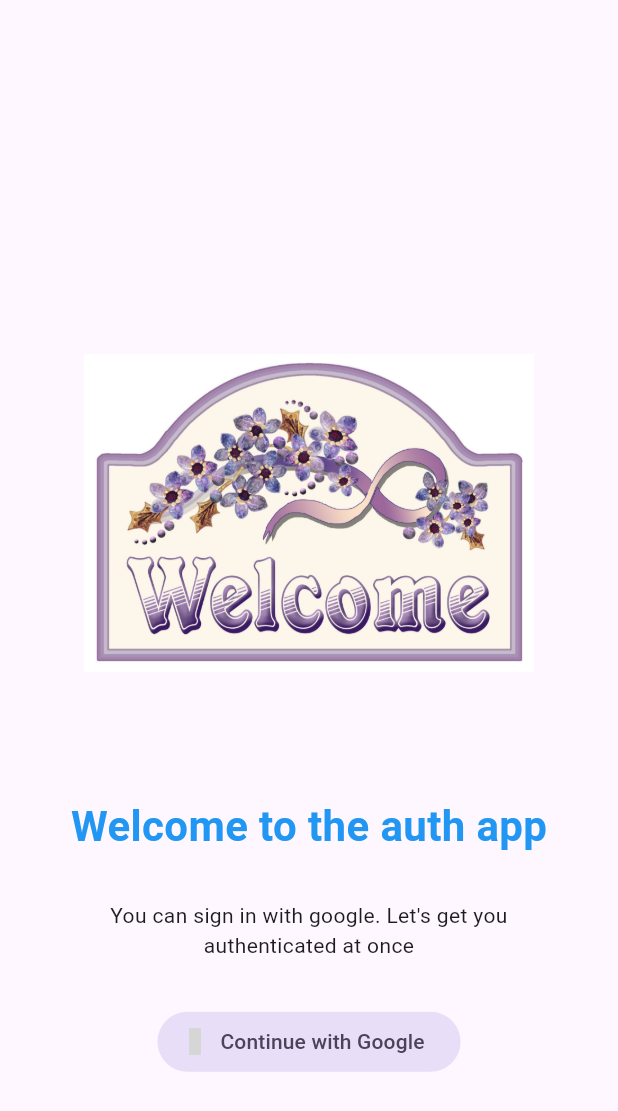
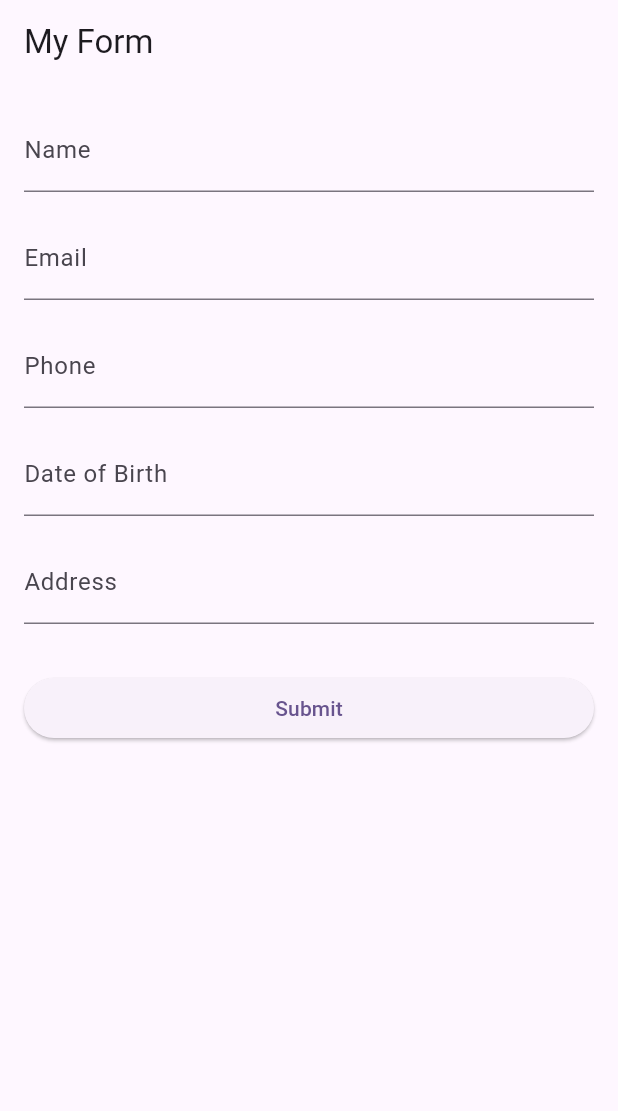
Before and after one commit to Ihimbru-K/Swap_Auth, a Flutter app: the screen it shows after launch, on a phone screen of 412 x 824 dp. Shown: the top 1111 px of the screen. Run offline on Flutter 3.47's test engine with Material 2 defaults, Android fonts, the phone set to English and light mode, and no system bars; our stand-ins replace cloud_firestore, firebase_auth, firebase_core, google_sign_in, iconly; accounts and stored records are empty; grey boxes are pictures that could not be loaded.

Commit message:
Completed database integration : stored submitted info to firebase firestore

```diff
--- a/lib/form.dart
+++ b/lib/form.dart
@@ -0,0 +1,124 @@
+import 'package:flutter/material.dart';
+import 'package:cloud_firestore/cloud_firestore.dart';
+
+class MyForm extends StatefulWidget {
+  @override
+  _MyFormState createState() => _MyFormState();
+}
+
+class _MyFormState extends State<MyForm> {
+  final _formKey = GlobalKey<FormState>();
+
+  final TextEditingController nameController = TextEditingController();
+  final TextEditingController emailController = TextEditingController();
+  final TextEditingController phoneController = TextEditingController();
+  final TextEditingController dobController = TextEditingController();
+  final TextEditingController addressController = TextEditingController();
+
+  void storeFormData() {
+    if (_formKey.currentState!.validate()) {
+      // Form is valid, proceed with storing data
+      FirebaseFirestore.instance.collection('users').add({
+        'name': nameController.text,
+        'email': emailController.text,
+        'phone': phoneController.text,
+        'dob': dobController.text,
+        'address': addressController.text,
+      }).then((value) {
+        print('Form data stored successfully!');
+        // Perform any additional actions upon successful storage
+      }).catchError((error) {
+        print('Failed to store form data: $error');
+        // Handle any errors that occur during storage
+      });
+    }
+  }
+
+  @override
+  Widget build(BuildContext context) {
+    return Scaffold(
+      appBar: AppBar(
+        title: Text('My Form'),
+      ),
+      body: SingleChildScrollView(
+        padding: EdgeInsets.all(16.0),
+        child: Form(
+          key: _formKey,
+          child: Column(
+            crossAxisAlignment: CrossAxisAlignment.stretch,
+            children: [
+              TextFormField(
+                decoration: InputDecoration(labelText: 'Name'),
+                controller: nameController,
+                validator: (value) {
+                  if (value!.isEmpty) {
+                    return 'Please enter your name';
+                  }
+                  return null;
+                },
+              ),
+              SizedBox(height: 16.0),
+              TextFormField(
+                decoration: InputDecoration(labelText: 'Email'),
+                controller: emailController,
+                validator: (value) {
+                  if (value!.isEmpty) {
+                    return 'Please enter an email address';
+                  }
+                  if (!RegExp(r'^[\w-]+(\.[\w-]+)*@([\w-]+\.)+[a-zA-Z]{2,7}$').hasMatch(value)) {
+                    return 'Please enter a valid email address';
+                  }
+                  return null;
+                },
+              ),
+              SizedBox(height: 16.0),
+              TextFormField(
+                decoration: InputDecoration(labelText: 'Phone'),
+                controller: phoneController,
+                validator: (value) {
+                  if (value!.isEmpty) {
+                    return 'Please enter a phone number';
+                  }
+                  // Add additional phone number format validation if needed
+                  return null;
+                },
+              ),
+              SizedBox(height: 16.0),
+              TextFormField(
+                decoration: InputDecoration(labelText: 'Date of Birth'),
+                controller: dobController,
+                validator: (value) {
+                  if (value!.isEmpty) {
+                    return 'Please enter your date of birth';
+                  }
+                  // Add additional date validation if needed
+                  return null;
+                },
+              ),
+              SizedBox(height: 16.0),
+              TextFormField(
+                decoration: InputDecoration(labelText: 'Address'),
+                controller: addressController,
+                validator: (value) {
+                  if (value!.isEmpty) {
+                    return 'Please enter your address';
+                  }
+                  return null;
+                },
+              ),
+              SizedBox(height: 32.0),
+              ElevatedButton(
+                onPressed: () {
+                  if (_formKey.currentState!.validate()) {
+                    storeFormData();
+                  }
+                },
+                child: Text('Submit'),
+              ),
+            ],
+          ),
+        ),
+      ),
+    );
+  }
+}
--- a/lib/main.dart
+++ b/lib/main.dart
@@ -1,6 +1,7 @@
 import 'package:expat_swaps/controller/login.dart';
 import 'package:expat_swaps/controller/user_controller.dart';
 import 'package:expat_swaps/firebase_options.dart';
+import 'package:expat_swaps/form.dart';
 import 'package:expat_swaps/home.dart';
 import 'package:firebase_core/firebase_core.dart';
 import 'package:flutter/material.dart';
@@ -24,7 +25,8 @@ class MyApp extends StatelessWidget {
         colorScheme: ColorScheme.fromSeed(seedColor: Colors.deepPurple),
         useMaterial3: true,
       ),
-      home:  UserController.user != null? HomePage() : Login(),
+    //  home:  UserController.user != null? HomePage() : Login(),
+      home : MyForm(),
     );
   }
 }
--- a/pubspec.yaml
+++ b/pubspec.yaml
@@ -35,6 +35,7 @@ dependencies:
   google_sign_in: ^6.1.5
   google_fonts: ^6.1.0
   iconly: ^1.0.1
+  cloud_firestore: ^4.3.2
 
   # The following adds the Cupertino Icons font to your application.
   # Use with the CupertinoIcons class for iOS style icons.
```
Also changed, not shown: pubspec.lock, 3 other files.
